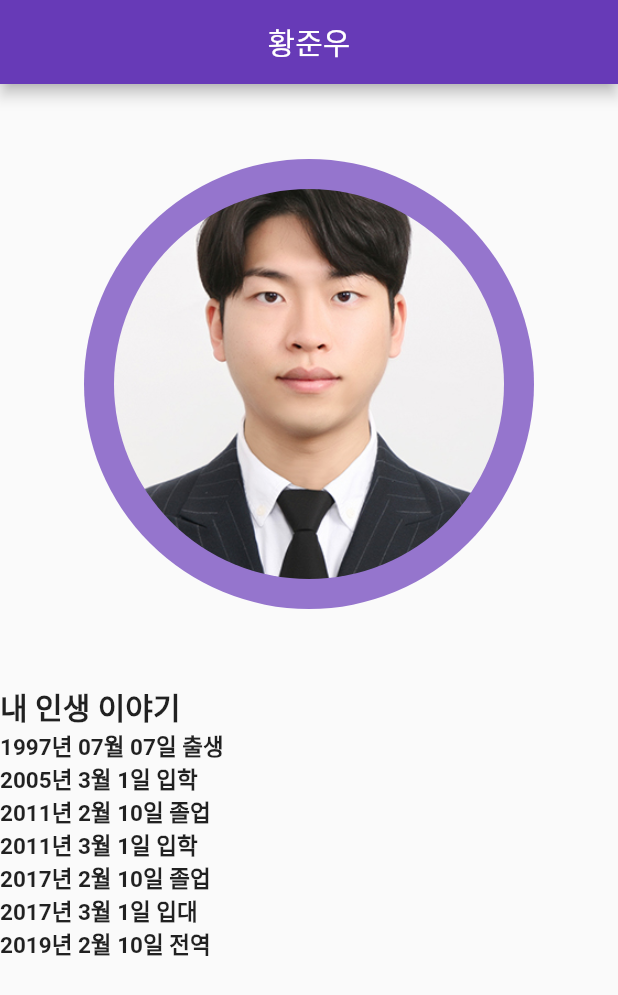
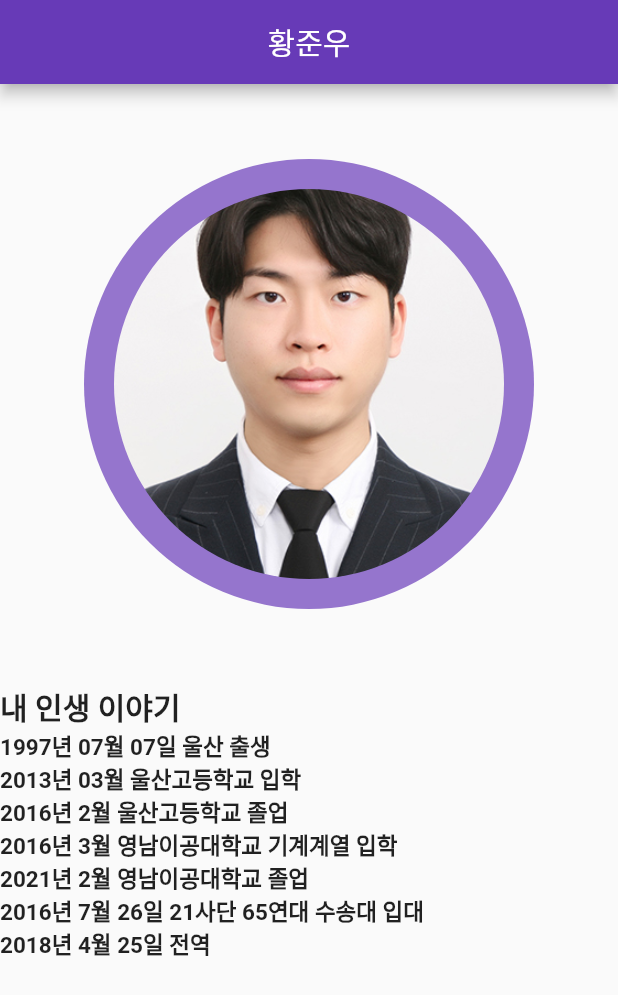
Before and after one commit to junwoo3226/Portfolio, a Flutter app: the screen it shows after launch, on a phone screen of 412 x 824 dp. Shown: the top 995 px of the screen. Run offline on Flutter 3.47's test engine with Material 2 defaults, Android fonts, the phone set to English and light mode, and no system bars.

Commit message:
1. 텍스트 업로드

```diff
--- a/junwoo_portfolio/lib/main.dart
+++ b/junwoo_portfolio/lib/main.dart
@@ -80,48 +80,48 @@ class JunwooMainPage extends StatelessWidget {
                       ),
                     ),
                     Text(
-                      '1997년 07월 07일 출생',
+                      '1997년 07월 07일 울산 출생',
                       style: TextStyle(
                         fontSize: 15,
                         fontWeight: FontWeight.bold,
                       ),
                     ),
                     Text(
-                      '2005년 3월 1일 입학',
+                      '2013년 03월 울산고등학교 입학',
                       style: TextStyle(
                         fontSize: 15,
                         fontWeight: FontWeight.bold,
                       ),
                     ),
                     Text(
-                      '2011년 2월 10일 졸업',
+                      '2016년 2월 울산고등학교 졸업',
                       style: TextStyle(
                         fontSize: 15,
                         fontWeight: FontWeight.bold,
                       ),
                     ),
                     Text(
-                      '2011년 3월 1일 입학',
+                      '2016년 3월 영남이공대학교 기계계열 입학',
                       style: TextStyle(
                         fontSize: 15,
                         fontWeight: FontWeight.bold,
                       ),
                     ),
                     Text(
-                      '2017년 2월 10일 졸업',
+                      '2021년 2월 영남이공대학교 졸업',
                       style: TextStyle(
                         fontSize: 15,
                         fontWeight: FontWeight.bold,
                       ),
                     ),
                     Text(
-                      '2017년 3월 1일 입대',
+                      '2016년 7월 26일 21사단 65연대 수송대 입대',
                       style: TextStyle(
                         fontSize: 15,
                         fontWeight: FontWeight.bold,
                       ),
                     ),
-                    Text('2019년 2월 10일 전역',
+                    Text('2018년 4월 25일 전역',
                         style: TextStyle(
                           fontSize: 15,
                           fontWeight: FontWeight.bold,
```
